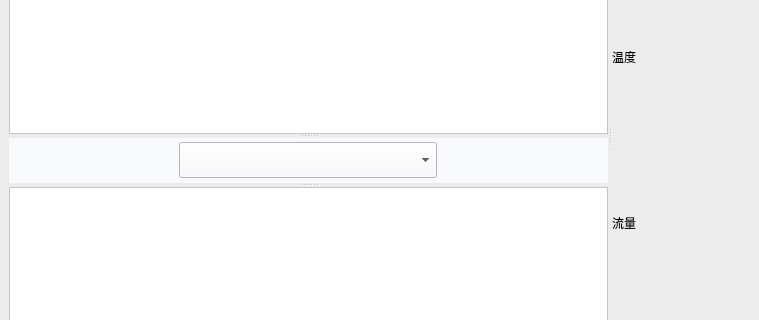
Above: src/princekin/ui/performance/performancewidget.ui from chorushe/princekin before the change; both pictures show x 0 to 759 and y 164 to 484 of the 1100 by 600 pixel window. Below: the same form after it.
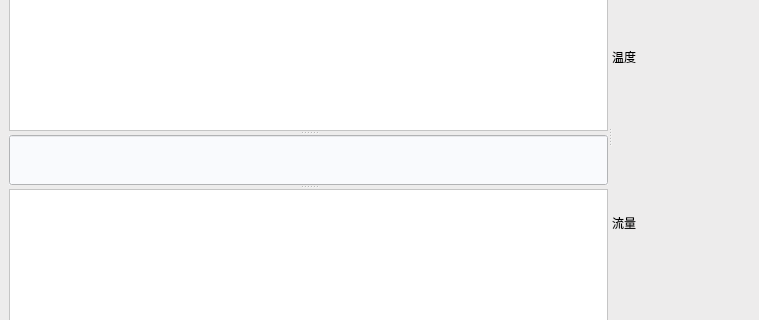
That is the form after the change. Icons and pictures are not drawn. Custom widgets are drawn as their Qt base class.

```diff
--- a/src/princekin/ui/performance/performancewidget.ui
+++ b/src/princekin/ui/performance/performancewidget.ui
@@ -96,44 +96,36 @@
         </property>
        </widget>
        <widget class="QWidget" name="widget_3" native="true">
+        <property name="sizePolicy">
+         <sizepolicy hsizetype="Preferred" vsizetype="Fixed">
+          <horstretch>0</horstretch>
+          <verstretch>0</verstretch>
+         </sizepolicy>
+        </property>
+        <property name="minimumSize">
+         <size>
+          <width>0</width>
+          <height>50</height>
+         </size>
+        </property>
+        <property name="maximumSize">
+         <size>
+          <width>16777215</width>
+          <height>50</height>
+         </size>
+        </property>
         <property name="styleSheet">
          <string notr="true">background-color: #f9fafd;</string>
         </property>
         <layout class="QGridLayout" name="gridLayout_4">
          <item row="0" column="0">
-          <widget class="QComboBox" name="packageCombo">
-           <property name="minimumSize">
-            <size>
-             <width>0</width>
-             <height>36</height>
-            </size>
+          <widget class="QLineEdit" name="packageLineEdit">
+           <property name="sizePolicy">
+            <sizepolicy hsizetype="Expanding" vsizetype="Expanding">
+             <horstretch>0</horstretch>
+             <verstretch>0</verstretch>
+            </sizepolicy>
            </property>
-           <property name="maximumSize">
-            <size>
-             <width>258</width>
-             <height>36</height>
-            </size>
-           </property>
-           <item>
-            <property name="text">
-             <string/>
-            </property>
-           </item>
-           <item>
-            <property name="text">
-             <string>第三方应用</string>
-            </property>
-           </item>
-           <item>
-            <property name="text">
-             <string>全部应用</string>
-            </property>
-           </item>
-           <item>
-            <property name="text">
-             <string>系统应用</string>
-            </property>
-           </item>
           </widget>
          </item>
         </layout>
```
